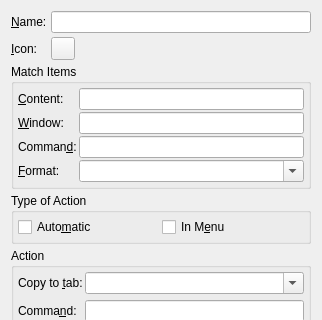
Above: src/ui/commandwidget.ui from hluk/CopyQ before the change; both pictures show x 0 to 322 and y 0 to 320 of the 322 by 613 pixel window. Below: the same form after it.
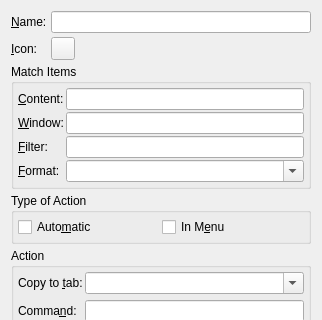
That is the form after the change. Custom widgets are drawn as their Qt base class.

The edit to the form file:
```diff
--- a/src/ui/commandwidget.ui
+++ b/src/ui/commandwidget.ui
@@ -168,7 +168,7 @@
       <item row="2" column="0">
        <widget class="QLabel" name="label_9">
         <property name="text">
-         <string>Comman&amp;d:</string>
+         <string>&amp;Filter:</string>
         </property>
         <property name="buddy">
          <cstring>lineEditMatchCmd</cstring>
```
Left out of the diff: 4 changed lines with no effect on the pictures.
